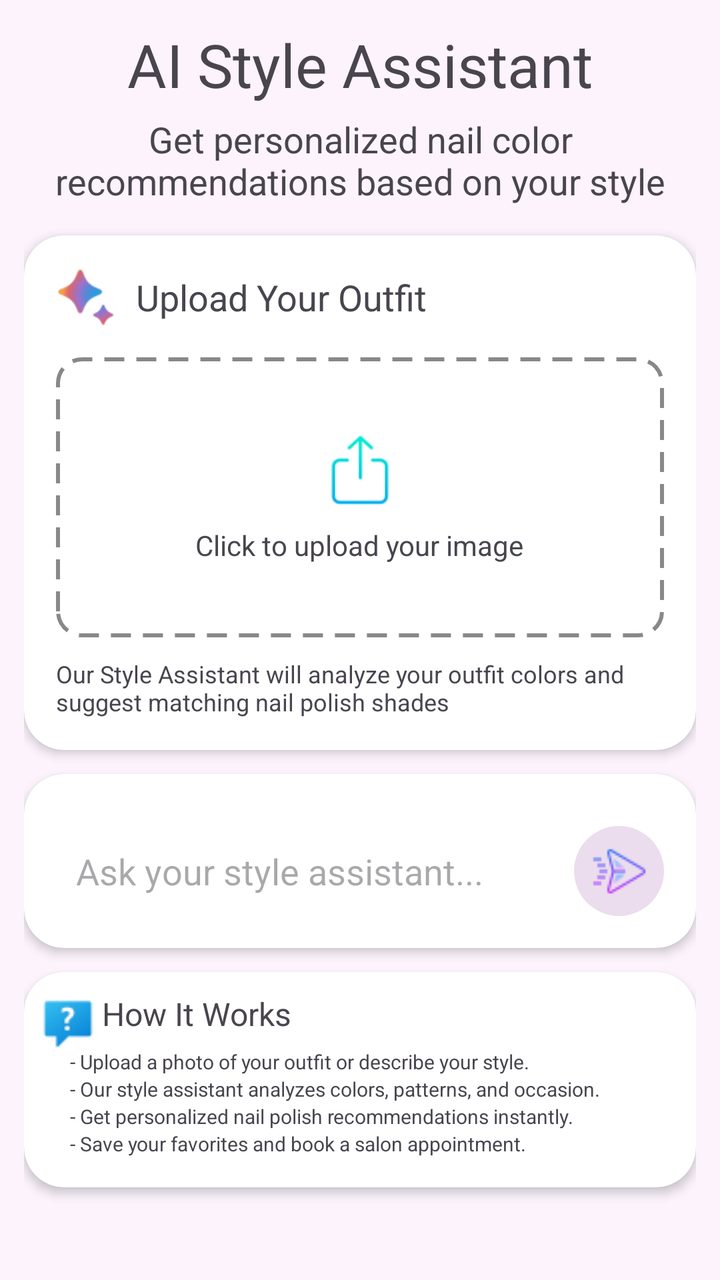
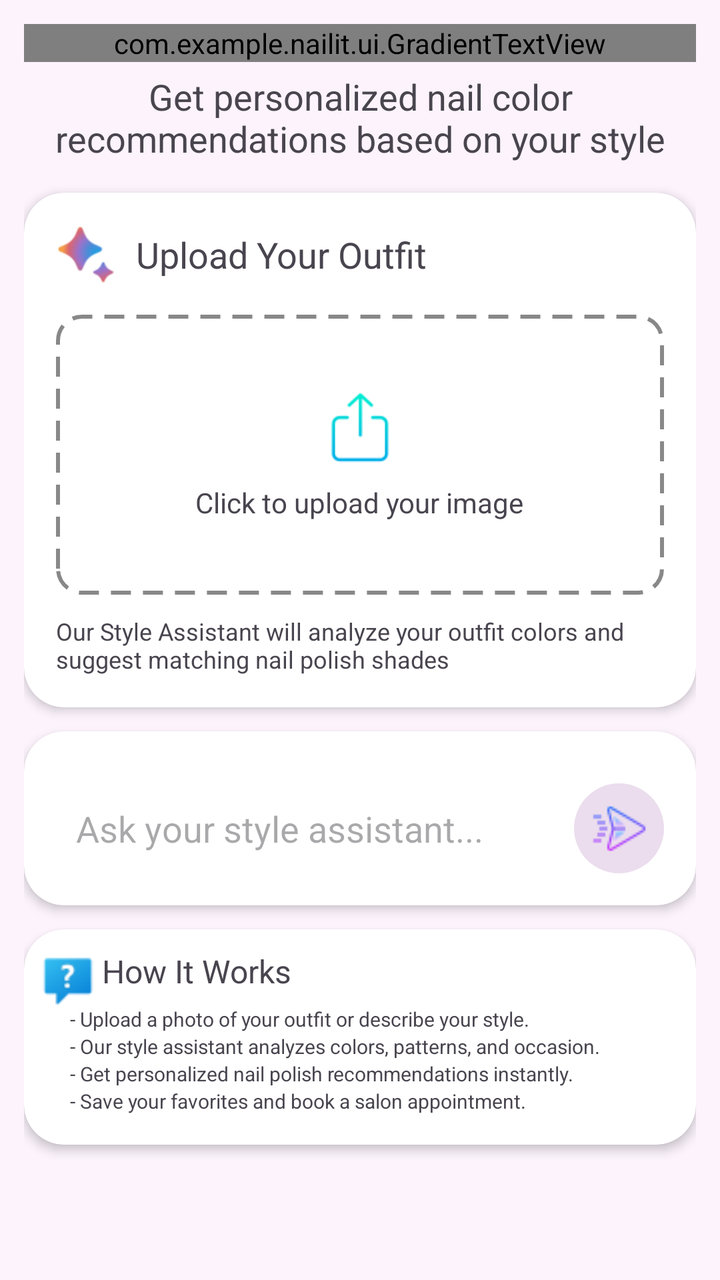

The first picture is an Android layout as it rendered before a commit; the second is the same layout after the commit. The layout source and the unified diff follow.
<!-- AndroidManifest.xml: application theme Theme.NailIt -->
<!-- res/layout/fragment_chat_bot.xml -->
<ScrollView
    xmlns:android="http://schemas.android.com/apk/res/android"
    xmlns:tools="http://schemas.android.com/tools"
    xmlns:app="http://schemas.android.com/apk/res-auto"
    android:layout_width="match_parent"
    android:layout_height="match_parent"
    android:clipToPadding="false"
    android:fillViewport="true">

    <LinearLayout
        android:id="@+id/chatBotRoot"
        android:layout_width="match_parent"
        android:layout_height="wrap_content"
        android:orientation="vertical"
        android:padding="12dp"
        android:paddingBottom="90dp"
        android:background="@color/linght_pink">

    
        <TextView
            android:layout_width="match_parent"
            android:layout_height="wrap_content"
            android:text="AI Style Assistant"
            android:textSize="30sp"
            android:textAlignment="center"/>

        <TextView
            android:layout_width="match_parent"
            android:layout_height="wrap_content"
            android:text="Get personalized nail color recommendations based on your style"
            android:textSize="18sp"
            android:layout_marginTop="5dp"
            android:textAlignment="center"/>


        
        <androidx.cardview.widget.CardView
            android:layout_width="match_parent"
            android:layout_height="wrap_content"
            android:layout_marginTop="15dp"
            android:layout_marginBottom="12dp"
            app:cardCornerRadius="20dp"
            app:cardElevation="3dp">

            <LinearLayout
                android:layout_width="match_parent"
                android:layout_height="wrap_content"
                android:orientation="vertical"
                android:padding="16dp">

                
                <LinearLayout
                    android:layout_width="match_parent"
                    android:layout_height="wrap_content"
                    android:orientation="horizontal"
                    android:gravity="center_vertical">

                    <ImageView
                        android:layout_width="30dp"
                        android:layout_height="30dp"
                        app:srcCompat="@drawable/trending" />

                    <TextView
                        android:layout_width="wrap_content"
                        android:layout_height="wrap_content"
                        android:text="Upload Your Outfit"
                        android:textSize="18sp"
                        android:layout_marginStart="10dp" />
                </LinearLayout>

                
                <LinearLayout
                    android:id="@+id/uploadButton"
                    android:layout_width="match_parent"
                    android:layout_height="140dp"
                    android:layout_marginTop="15dp"
                    android:gravity="center"
                    android:orientation="vertical"
                    android:padding="20dp"
                    android:background="@drawable/dashed_border">

                    <ImageView
                        android:layout_width="40dp"
                        android:layout_height="40dp"
                        app:srcCompat="@drawable/upload" />

                    <TextView
                        android:layout_width="wrap_content"
                        android:layout_height="wrap_content"
                        android:text="Click to upload your image"
                        android:textSize="14sp"
                        android:layout_marginTop="8dp" />
                </LinearLayout>

                <TextView
                    android:layout_width="match_parent"
                    android:layout_height="wrap_content"
                    android:text="Our Style Assistant will analyze your outfit colors and suggest matching nail polish shades"
                    android:textSize="12sp"
                    android:layout_marginTop="10dp" />
            </LinearLayout>
        </androidx.cardview.widget.CardView>


        
        <androidx.cardview.widget.CardView
            android:layout_width="match_parent"
            android:layout_height="wrap_content"
            app:cardCornerRadius="20dp"
            app:cardElevation="3dp"
            android:layout_marginBottom="12dp">

            <LinearLayout
                android:layout_width="match_parent"
                android:layout_height="wrap_content"
                android:orientation="vertical"
                android:padding="16dp">

                
                <LinearLayout
                    android:id="@+id/chatContainer"
                    android:layout_width="match_parent"
                    android:layout_height="wrap_content"
                    android:orientation="vertical" />

                
                <LinearLayout
                    android:layout_width="match_parent"
                    android:layout_height="wrap_content"
                    android:orientation="horizontal"
                    android:gravity="center_vertical"
                    android:layout_marginTop="10dp">

                    <EditText
                        android:id="@+id/chatInput"
                        android:layout_width="0dp"
                        android:layout_height="45dp"
                        android:layout_weight="1"
                        android:hint="Ask your style assistant..."
                        android:padding="10dp"
                        android:background="@drawable/rounded_edittext" />

                    <ImageButton
                        android:id="@+id/sendBtn"
                        android:layout_width="45dp"
                        android:layout_height="45dp"
                        android:layout_marginStart="8dp"
                        android:background="@drawable/round_button"
                        android:padding="8dp"
                        app:srcCompat="@drawable/send" />
                </LinearLayout>
            </LinearLayout>
        </androidx.cardview.widget.CardView>

        
        <androidx.cardview.widget.CardView
            android:layout_width="match_parent"
            android:layout_height="wrap_content"
            app:cardCornerRadius="20dp"
            app:cardElevation="3dp"
            android:layout_marginBottom="5dp"
            >
            <LinearLayout
                android:layout_width="match_parent"
                android:layout_height="wrap_content"
                android:orientation="vertical"
                android:layout_marginLeft="8dp"
                android:layout_marginBottom="15dp"
                android:layout_marginTop="10dp">
                <LinearLayout
                    android:layout_width="match_parent"
                    android:layout_height="wrap_content"
                    android:orientation="horizontal">

                    <ImageView
                        android:layout_width="28dp"
                        android:layout_height="28dp"
                        app:srcCompat="@drawable/ask"
                        />
                    <TextView
                        android:layout_width="match_parent"
                        android:layout_height="wrap_content"
                        android:textSize="16sp"
                        android:layout_marginLeft="3dp"
                        android:text="How It Works"/>

                </LinearLayout>
                <TextView
                    android:layout_width="match_parent"
                    android:layout_height="wrap_content"
                    android:textSize="10sp"
                    android:layout_marginLeft="15dp"
                    android:text="- Upload a photo of your outfit or describe your style."/>

                <TextView
                    android:layout_width="match_parent"
                    android:layout_height="wrap_content"
                    android:textSize="10sp"
                    android:layout_marginLeft="15dp"
                    android:text="- Our style assistant analyzes colors, patterns, and occasion."/>
                <TextView
                    android:layout_width="match_parent"
                    android:layout_height="wrap_content"
                    android:textSize="10sp"
                    android:layout_marginLeft="15dp"
                    android:text="- Get personalized nail polish recommendations instantly."/>
                <TextView
                    android:layout_width="match_parent"
                    android:layout_height="wrap_content"
                    android:textSize="10sp"
                    android:layout_marginLeft="15dp"
                    android:text="- Save your favorites and book a salon appointment."/>

            </LinearLayout>



        </androidx.cardview.widget.CardView>
    </LinearLayout>
</ScrollView>
<!-- resources referenced by this layout -->
<resources>
  <color name="linght_pink">#FCF3FC</color>
  <!-- drawable ask: png bitmap (drawable, 1218 bytes) -->
  <!-- drawable dashed_border (drawable) -->
  <shape xmlns:android="http://schemas.android.com/apk/res/android"
      android:shape="rectangle">
      <stroke
          android:width="2dp"
          android:color="#888888"
          android:dashWidth="10dp"
          android:dashGap="6dp" />
      <corners android:radius="12dp" />
      <solid android:color="@android:color/transparent" />
  </shape>
  <!-- drawable round_button (drawable) -->
  <shape xmlns:android="http://schemas.android.com/apk/res/android">
      <solid android:color="#ebdded"/>
      <corners android:radius="50dp"/>
  </shape>
  <!-- drawable rounded_edittext (drawable) -->
  <shape xmlns:android="http://schemas.android.com/apk/res/android">
      <solid android:color="#FFFFFF"/>
      <corners android:radius="12dp"/>
  </shape>
  <!-- drawable send: png bitmap (drawable, 890 bytes) -->
  <!-- drawable trending: png bitmap (drawable, 2099 bytes) -->
  <!-- drawable upload: png bitmap (drawable, 1412 bytes) -->
  <style name="Theme.NailIt" parent="Base.Theme.NailIt" />
  <style name="Base.Theme.NailIt" parent="Theme.Material3.DayNight.NoActionBar">
          
          
      </style>
</resources>

<!-- the commit's change to res/layout/fragment_chat_bot.xml (unified diff, before → after) -->
@@ -17,10 +17,11 @@
         android:background="@color/linght_pink">
 
     
-        <TextView
+        <com.example.nailit.ui.GradientTextView
             android:layout_width="match_parent"
             android:layout_height="wrap_content"
             android:text="AI Style Assistant"
+            android:textStyle="bold"
             android:textSize="30sp"
             android:textAlignment="center"/>
 
